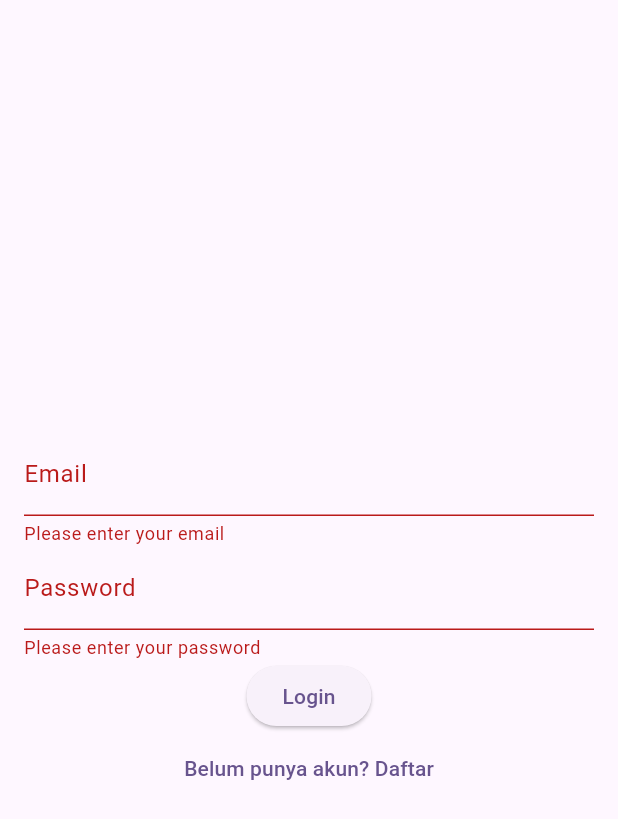
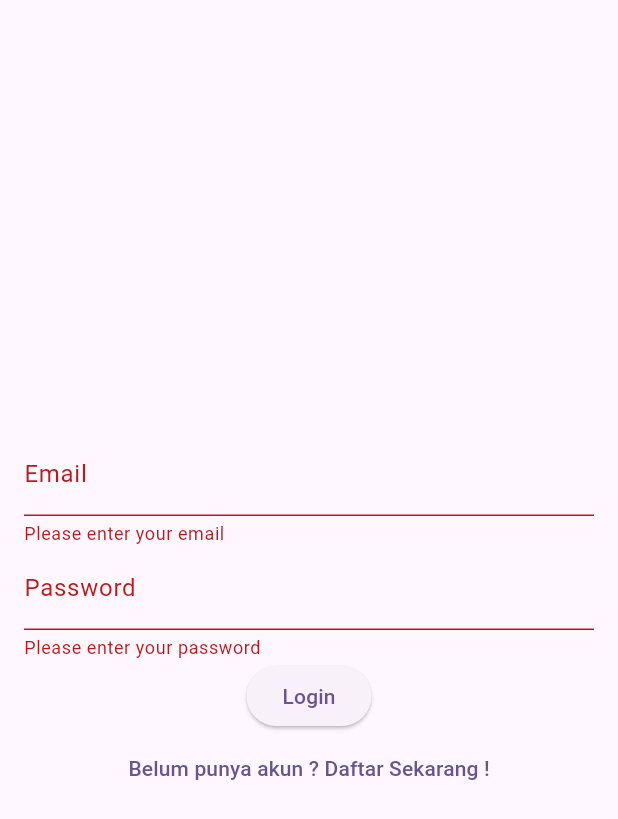
Before and after one commit to SafinatunNaja29/20220140184_act4, a Flutter app: the LoginPage screen opened directly, after a tap on "Login", on a phone screen of 412 x 824 dp. Shown: the top 819 px of the screen. Run offline on Flutter 3.47's test engine with Material 3 defaults, Android fonts, the phone set to English and light mode, and no system bars; missing offline and left inert: play_navigation.

```diff
--- a/lib/presentation/login_page.dart
+++ b/lib/presentation/login_page.dart
@@ -55,7 +55,7 @@ class _LoginPageState extends State<LoginPage> {
                   if (_formKey.currentState!.validate()) {
                     Navigator.pushReplacement(
                       context,
-                      MaterialPageRoute(builder: (context) => HomePage()),
+                      MaterialPageRoute(builder: (context) => const Homepage()),
                     );
                   }
                 },
@@ -65,10 +65,10 @@ class _LoginPageState extends State<LoginPage> {
                 onPressed: () {
                   Navigator.push(
                     context,
-                    MaterialPageRoute(builder: context) => RegisterPage()),
+                    MaterialPageRoute(builder: (context) => Registerpage()),
                   );
                 },
-                child: Text('Belum punya akun? Daftar'),
+                child: Text('Belum punya akun ? Daftar Sekarang !'),
               ),
             ],
           ),
--- /dev/null
+++ b/lib/presentation/register_page.dart
@@ -0,0 +1,17 @@
+import 'package:flutter/material.dart';
+
+class Registerpage extends StatefulWidget {
+  const Registerpage({super.key});
+
+  @override
+  State<Registerpage> createState() => _RegisterpageState();
+}
+
+class _RegisterpageState extends State<Registerpage> {
+  final TextEditingController emailController = TextEditingController();
+  final TextEditingController passwordController = TextEditingController();
+
+  @override
+  void initState() {
+    super.initState();
+  }
```
